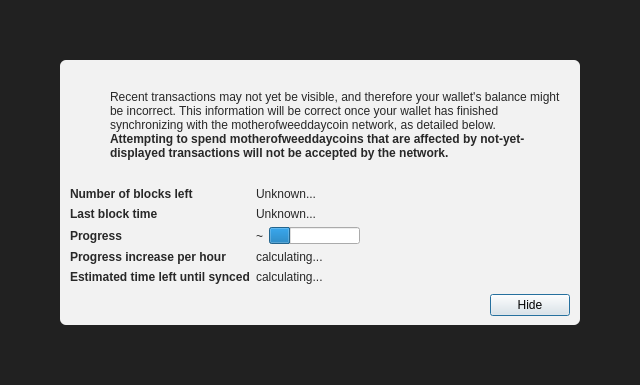
Above: src/qt/forms/modaloverlay.ui from minblock/motherofweeddaycoin before the change. Below: the same form after it.
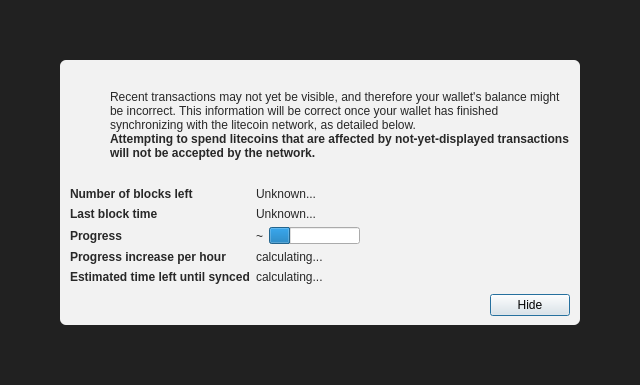
That is the form after the change. Icons and pictures are not drawn. Custom widgets are drawn as their Qt base class.

Diff of the .ui file:
```diff
--- a/src/qt/forms/modaloverlay.ui
+++ b/src/qt/forms/modaloverlay.ui
@@ -130,7 +130,7 @@
              <item>
               <widget class="QLabel" name="infoText">
                <property name="text">
-                <string>Recent transactions may not yet be visible, and therefore your wallet's balance might be incorrect. This information will be correct once your wallet has finished synchronizing with the motherofweeddaycoin network, as detailed below.</string>
+                <string>Recent transactions may not yet be visible, and therefore your wallet's balance might be incorrect. This information will be correct once your wallet has finished synchronizing with the litecoin network, as detailed below.</string>
                </property>
                <property name="textFormat">
                 <enum>Qt::RichText</enum>
@@ -149,7 +149,7 @@
                 </font>
                </property>
                <property name="text">
-                <string>Attempting to spend motherofweeddaycoins that are affected by not-yet-displayed transactions will not be accepted by the network.</string>
+                <string>Attempting to spend litecoins that are affected by not-yet-displayed transactions will not be accepted by the network.</string>
                </property>
                <property name="textFormat">
                 <enum>Qt::RichText</enum>
```
